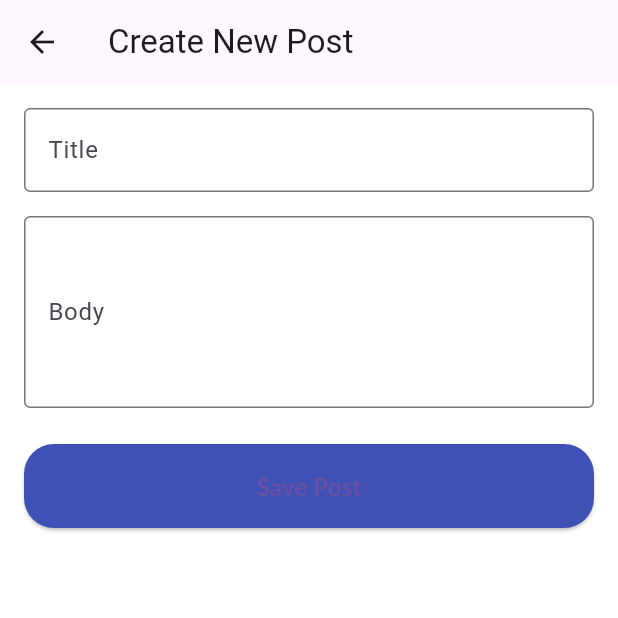
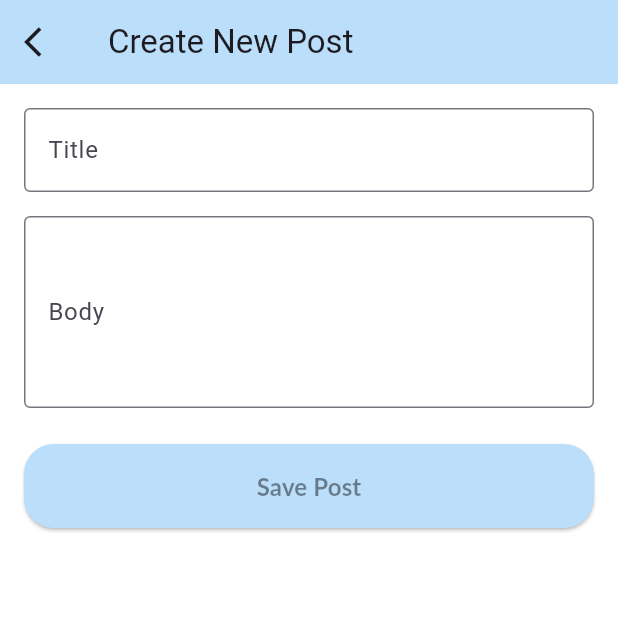
Before and after one commit to Chiragbhardwaj07/nineti, a Flutter app: the CreatePostScreen screen opened directly with empty values, on a phone screen of 412 x 824 dp, the top half of it. Run offline on Flutter 3.47's test engine with Material 3 defaults, Android fonts, the phone set to English and light mode, and no system bars; drawn by our look-alikes of flutter_easyloading; our stand-ins replace custom_refresh_indicator, equatable, flutter_bloc, go_router, hive, hive_flutter; accounts and stored records are empty; network calls fail; Roboto replaces fonts that are missing (Lato).

Commit message:
offline caching added

```diff
--- a/lib/features/user_management/domain/models/post.dart
+++ b/lib/features/user_management/domain/models/post.dart
@@ -1,10 +1,20 @@
-// lib/features/user_management/domain/models/post.dart
 import 'package:equatable/equatable.dart';
+import 'package:hive/hive.dart';
 
+part 'post.g.dart';
+
+@HiveType(typeId: 1)
 class Post extends Equatable {
+  @HiveField(0)
   final int id;
+
+  @HiveField(1)
   final int userId;
+
+  @HiveField(2)
   final String title;
+
+  @HiveField(3)
   final String body;
 
   const Post({
--- a/lib/features/user_management/domain/models/todo.dart
+++ b/lib/features/user_management/domain/models/todo.dart
@@ -1,10 +1,20 @@
-// lib/features/user_management/domain/models/todo.dart
 import 'package:equatable/equatable.dart';
+import 'package:hive/hive.dart';
 
+part 'todo.g.dart';
+
+@HiveType(typeId: 2)
 class Todo extends Equatable {
+  @HiveField(0)
   final int id;
+
+  @HiveField(1)
   final int userId;
+
+  @HiveField(2)
   final String todo;
+
+  @HiveField(3)
   final bool completed;
 
   const Todo({
--- a/lib/features/user_management/domain/models/user.dart
+++ b/lib/features/user_management/domain/models/user.dart
@@ -1,11 +1,27 @@
 import 'package:equatable/equatable.dart';
+import 'package:hive/hive.dart';
 
+part 'user.g.dart';
+
+@HiveType(typeId: 0)
 class User extends Equatable {
+  @HiveField(0)
   final int id;
+
+  @HiveField(1)
   final String firstName;
+
+  @HiveField(2)
   final String lastName;
+
+  @HiveField(3)
   final String email;
+
+  @HiveField(4)
   final String image;
+
+  @HiveField(5)
+  final String phone;
 
   const User({
     required this.id,
@@ -13,6 +29,7 @@ class User extends Equatable {
     required this.lastName,
     required this.email,
     required this.image,
+    required this.phone,
   });
 
   String get fullName => '$firstName $lastName';
@@ -24,9 +41,10 @@ class User extends Equatable {
       lastName: json['lastName'] as String,
       email: json['email'] as String,
       image: (json['image'] as String?) ?? '',
+      phone: (json['phone'] as String?) ?? '',
     );
   }
 
   @override
-  List<Object?> get props => [id, firstName, lastName, email, image];
+  List<Object?> get props => [id, firstName, lastName, email, image, phone];
 }
--- a/lib/features/user_management/screens/create_post_screen.dart
+++ b/lib/features/user_management/screens/create_post_screen.dart
@@ -1,6 +1,7 @@
 // lib/features/user_management/screens/create_post/create_post_screen.dart
 import 'package:flutter/material.dart';
 import 'package:flutter_bloc/flutter_bloc.dart';
+import 'package:nineti/app/app_theme_cubit.dart';
 import 'package:nineti/features/user_management/bloc/user_details_bloc.dart';
 import 'package:nineti/features/user_management/bloc/user_details_event.dart';
 import 'package:nineti/features/user_management/domain/models/post.dart';
@@ -44,8 +45,15 @@ class _CreatePostScreenState extends State<CreatePostScreen> {
 
   @override
   Widget build(BuildContext context) {
+     final themeCubit = context.read<ThemeCubit>();
+    final isDarkMode = context.watch<ThemeCubit>().state == ThemeMode.dark;
     return Scaffold(
       appBar: AppBar(
+        backgroundColor: isDarkMode ? Colors.black : Colors.blue.shade100,
+        leading: IconButton(
+          icon: const Icon(Icons.arrow_back_ios),
+          onPressed: () => Navigator.of(context).pop(),
+        ),
         title: const Text('Create New Post'),
       ),
       body: Padding(
@@ -78,8 +86,12 @@ class _CreatePostScreenState extends State<CreatePostScreen> {
               SizedBox(
                 width: double.infinity,
                 child: ElevatedButton(
+                  style: ElevatedButton.styleFrom(
+                    backgroundColor: isDarkMode ? Colors.black : Colors.blue.shade100,
+                  ),
                   onPressed: _onSubmit,
-                  child: const Text('Save Post'),
+                  child:  Text('Save Post',
+                    style: TextStyle(color: isDarkMode?Colors.white:Colors.black45, fontSize: 16),)
                 ),
               ),
             ],
--- a/lib/features/user_management/screens/user_list_screen.dart
+++ b/lib/features/user_management/screens/user_list_screen.dart
@@ -103,7 +103,7 @@ class _UserListScreenState extends State<UserListScreen> {
     return Scaffold(
       appBar: AppBar(
         backgroundColor: isDarkMode ? Colors.black : Colors.blue.shade100,
-        title: const Text('Users'),
+        title: const Text('User List'),
         actions: [
           IconButton(
             icon: Icon(isDarkMode ? Icons.light_mode : Icons.dark_mode),
--- a/pubspec.yaml
+++ b/pubspec.yaml
@@ -40,10 +40,15 @@ dependencies:
   http: ^1.4.0
   equatable: ^2.0.7
   custom_refresh_indicator: ^4.0.1
+  hive: ^2.2.3
+  hive_flutter: ^1.1.0
+  path_provider: ^2.0.14
 
 dev_dependencies:
   flutter_test:
     sdk: flutter
+  hive_generator: ^2.0.0
+  build_runner: ^2.3.3
 
   # The "flutter_lints" package below contains a set of recommended lints to
   # encourage good coding practices. The lint set provided by the package is
```
Also changed, not shown: lib/features/user_management/bloc/user_details_bloc.dart (+14 -8 lines), lib/features/user_management/domain/repository/user_repository.dart (+79 -24 lines), lib/features/user_management/screens/user_details_screen.dart (+76 -35 lines), lib/features/user_management/widgets/post_tile.dart (+16 -7 lines), lib/main.dart (+26 -2 lines), lib/features/user_management/domain/models/post.g.dart (added), lib/features/user_management/domain/models/todo.g.dart (added), lib/features/user_management/domain/models/user.g.dart (added), pubspec.lock, 1 other file.
